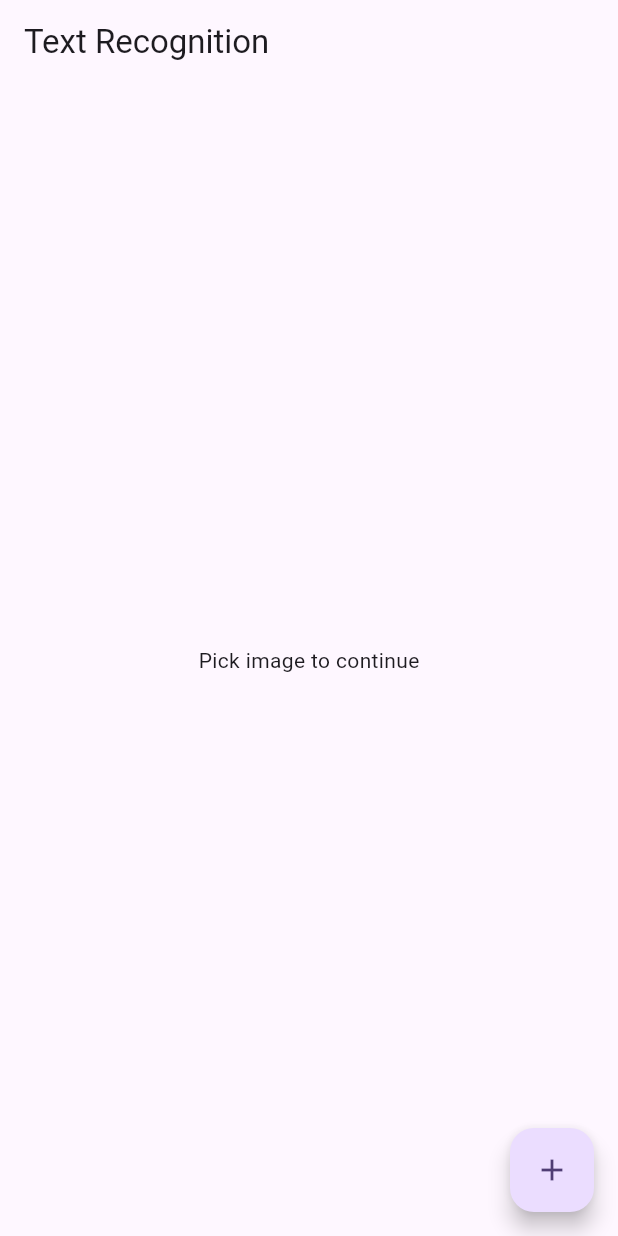
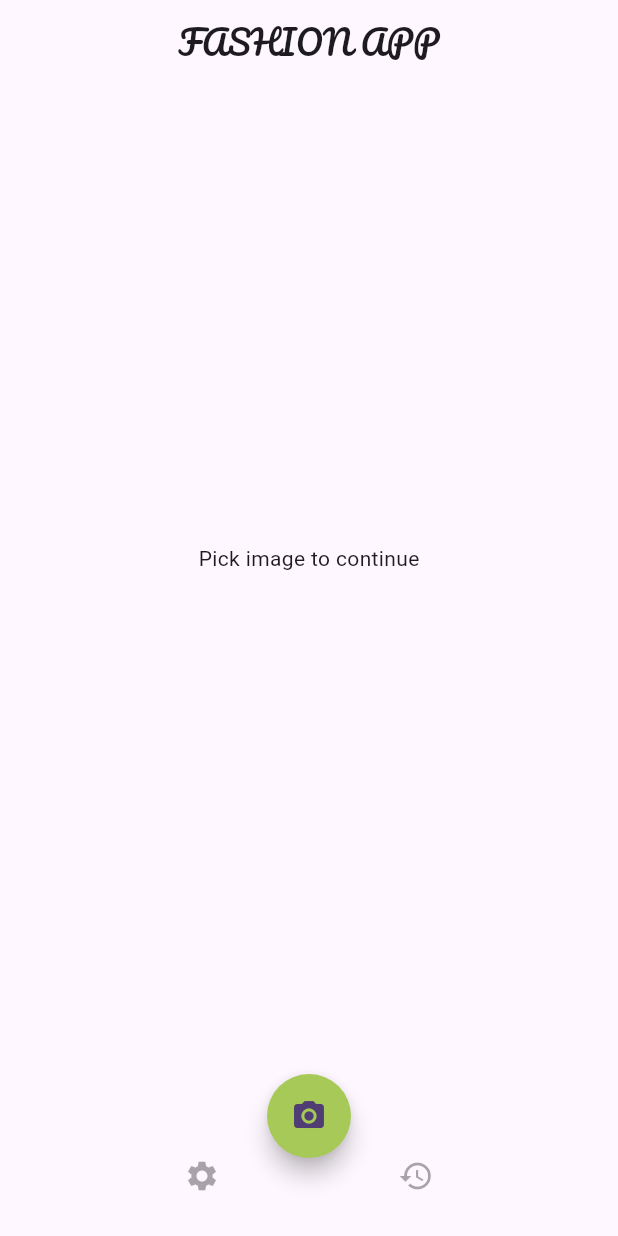
Before and after one commit to cedricnp03/fashionapp, a Flutter app: the screen it shows after launch, on a phone screen of 412 x 824 dp. Run offline on Flutter 3.47's test engine with Material 3 defaults, Android fonts, the phone set to English and light mode, and no system bars; our stand-ins replace google_fonts, image_picker; missing offline and left inert: google_mlkit_text_recognition.

Commit message:
Edit UI of main page

```diff
--- a/lib/main.dart
+++ b/lib/main.dart
@@ -4,6 +4,7 @@ import 'package:flutter/material.dart';
 import 'package:fashionapp/screens/CameraPage.dart';
 import 'package:fashionapp/screens/InfoPage1.dart';
 import 'package:fashionapp/screens/InfoPage2.dart';
+import 'package:google_fonts/google_fonts.dart';
 
 void main() {
   runApp(const MyApp());
@@ -16,10 +17,12 @@ class MyApp extends StatelessWidget {
   @override
   Widget build(BuildContext context) {
     return MaterialApp(
-      title: 'Home Page',
+      title: 'FASHION APP',
       theme: ThemeData(
-        // This is the theme of your application.
-        //
+        // Theme of our application.
+        textTheme: GoogleFonts.robotoTextTheme(
+          Theme.of(context).textTheme,
+        ),
         colorScheme: ColorScheme.fromSeed(seedColor: Colors.deepPurple),
         useMaterial3: true,
       ),
--- a/lib/screens/CameraPage.dart
+++ b/lib/screens/CameraPage.dart
@@ -4,6 +4,7 @@ import 'package:fashionapp/functions/imagePickAlert.dart';
 import 'package:flutter/material.dart';
 import 'package:flutter/services.dart';
 import 'package:image_picker/image_picker.dart';
+import 'package:google_fonts/google_fonts.dart';
 
 import '../recognition/MLKitTextRecognizer.dart';
 import '../recognition/RecognitionResponse.dart';
@@ -58,8 +59,18 @@ class _CameraPageState extends State<CameraPage> {
   Widget build(BuildContext context) {
     return Scaffold(
       appBar: AppBar(
-        title: const Text('Text Recognition'),
+        title: Text('FASHION APP',
+          style: GoogleFonts.pacifico(
+            textStyle: Theme.of(context).textTheme.titleLarge,
+          ),
+        ),
+        centerTitle: true,
+        elevation: 0,
+        backgroundColor: Colors.transparent,
       ),
+      extendBodyBehindAppBar: true,
+
+      floatingActionButtonLocation: FloatingActionButtonLocation.centerDocked,
       floatingActionButton: FloatingActionButton(
         onPressed: () {
           showDialog(
@@ -80,7 +91,24 @@ class _CameraPageState extends State<CameraPage> {
             ),
           );
         },
-        child: const Icon(Icons.add),
+        backgroundColor: const Color(0xFFA7C957),
+        shape: RoundedRectangleBorder(
+          borderRadius: BorderRadius.circular(60), //角の丸み
+        ),
+        child: const Icon(Icons.camera_alt),
+        //label: const Text("Scan"),
+      ),
+      bottomNavigationBar: const BottomAppBar(
+        shape: CircularNotchedRectangle(),
+        notchMargin: 7.0,
+        color: Colors.transparent,
+        child: Row(
+          mainAxisAlignment: MainAxisAlignment.spaceEvenly,
+          children: [
+            IconButton(icon: Icon(Icons.settings), onPressed: null),
+            IconButton(icon: Icon(Icons.history), onPressed: null,)
+          ],
+        )
       ),
       body: _response == null
           ? const Center(
--- a/pubspec.yaml
+++ b/pubspec.yaml
@@ -36,6 +36,7 @@ dependencies:
   # The following adds the Cupertino Icons font to your application.
   # Use with the CupertinoIcons class for iOS style icons.
   cupertino_icons: ^1.0.2
+  google_fonts: ^6.1.0
 
 dev_dependencies:
   flutter_test:
```
Also changed, not shown: pubspec.lock, 3 other files.
